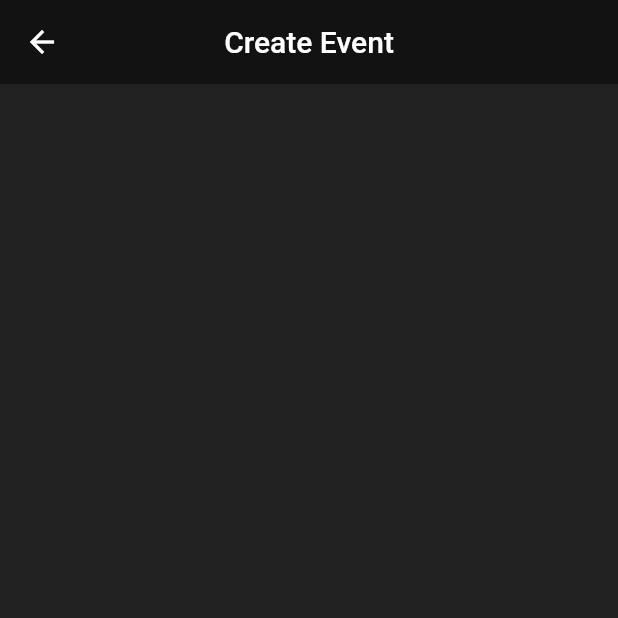
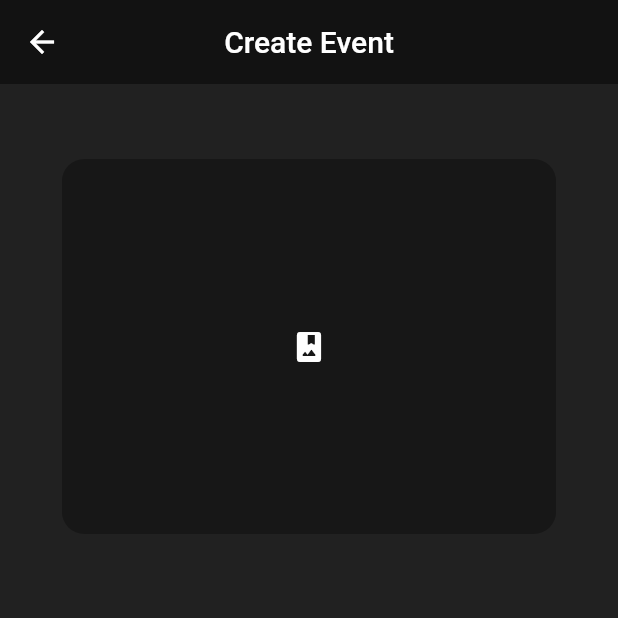
Before and after one commit to RohitEdathil/webmaster, a Flutter app: the WriteView screen opened directly, on a phone screen of 412 x 824 dp, the top half of it. Run offline on Flutter 3.47's test engine with Material 2 defaults, Android fonts, the phone set to English and light mode, and no system bars; our stand-ins replace firebase_auth, firebase_core, image_picker; accounts and stored records are empty.

Commit message:
image input ready

```diff
--- /dev/null
+++ b/lib/components/image_picker.dart
@@ -0,0 +1,33 @@
+import 'dart:io';
+import 'package:flutter/material.dart';
+import 'package:image_picker/image_picker.dart';
+
+class ImageInput extends StatelessWidget {
+  final Function pickImage;
+  final XFile? file;
+  const ImageInput({required this.pickImage, this.file});
+  @override
+  Widget build(BuildContext context) {
+    return Padding(
+      padding: const EdgeInsets.symmetric(vertical: 50),
+      child: ClipRRect(
+        borderRadius: BorderRadius.circular(15),
+        child: GestureDetector(
+          onTap: () => pickImage(),
+          child: FractionallySizedBox(
+            widthFactor: 0.8,
+            child: file == null
+                ? Container(
+                    height: 250,
+                    color: Colors.black87.withOpacity(0.3),
+                    child: Center(
+                      child: Icon(Icons.photo_album_rounded),
+                    ),
+                  )
+                : Image.file(File(file?.path ?? '')),
+          ),
+        ),
+      ),
+    );
+  }
+}
--- a/lib/views/create.dart
+++ b/lib/views/create.dart
@@ -1,15 +1,48 @@
 import 'package:flutter/material.dart';
+import 'package:image_picker/image_picker.dart';
+import 'package:webmaster/components/image_picker.dart';
 
-class WriteView extends StatelessWidget {
+class WriteView extends StatefulWidget {
+  @override
+  _WriteViewState createState() => _WriteViewState();
+}
+
+class _WriteViewState extends State<WriteView> {
+  final _picker = ImagePicker();
+  XFile? file;
+
+  void pickImage() async {
+    file = await _picker.pickImage(source: ImageSource.gallery);
+    if (file != null) {
+      setState(() {});
+    }
+  }
+
   @override
   Widget build(BuildContext context) {
     return Scaffold(
-      backgroundColor: Theme.of(context).primaryColor,
-      appBar: AppBar(
-        title: Text('Create Event'),
-        centerTitle: true,
-        elevation: 0,
-      ),
-    );
+        backgroundColor: Theme.of(context).primaryColor,
+        body: CustomScrollView(
+          physics: BouncingScrollPhysics(),
+          slivers: [
+            SliverAppBar(
+              title: Text('Create Event'),
+              centerTitle: true,
+              elevation: 0,
+            ),
+            SliverToBoxAdapter(
+              child: SingleChildScrollView(
+                child: Center(
+                  child: ConstrainedBox(
+                    constraints: BoxConstraints(maxWidth: 500),
+                    child: Column(
+                      children: [ImageInput(pickImage: pickImage, file: file)],
+                    ),
+                  ),
+                ),
+              ),
+            )
+          ],
+        ));
   }
 }
--- a/pubspec.yaml
+++ b/pubspec.yaml
@@ -29,6 +29,7 @@ dependencies:
   firebase_core: ^1.4.0
   provider: ^5.0.0
   firebase_auth: ^3.0.1
+  image_picker: ^0.8.2
 
 dev_dependencies:
   flutter_test:
```
Also changed, not shown: pubspec.lock.
